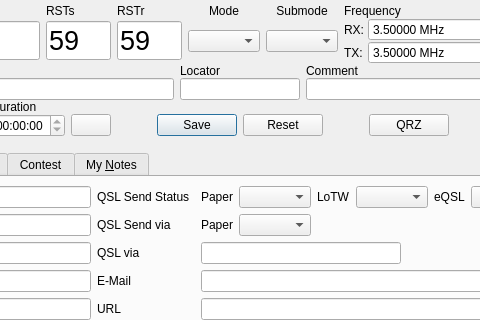
The window that ui/NewContactWidget.ui (k5mcd/QLog) describes before a commit, drawn with Qt 5; both pictures show x 240 to 720 and y 0 to 320 of the 980 by 492 pixel window.
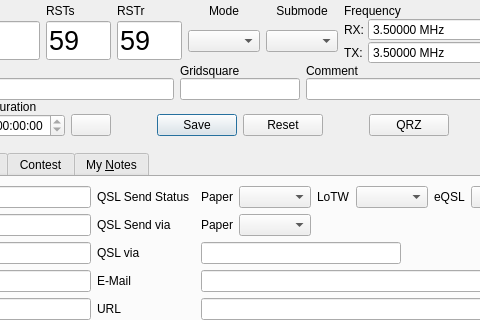
The same window after the commit. Icons and pictures are not drawn. Custom widgets are drawn as their Qt base class.

Commit message: Global: Renamed Locator to Gridsquare

```diff
--- a/ui/NewContactWidget.ui
+++ b/ui/NewContactWidget.ui
@@ -412,7 +412,7 @@
          <item row="0" column="2">
           <widget class="QLabel" name="gridLabel">
            <property name="text">
-            <string>Locator</string>
+            <string>Gridsquare</string>
            </property>
           </widget>
          </item>
```
Left out of the diff: 2 changed lines with no effect on the pictures. The commit also changes 8 other files.
